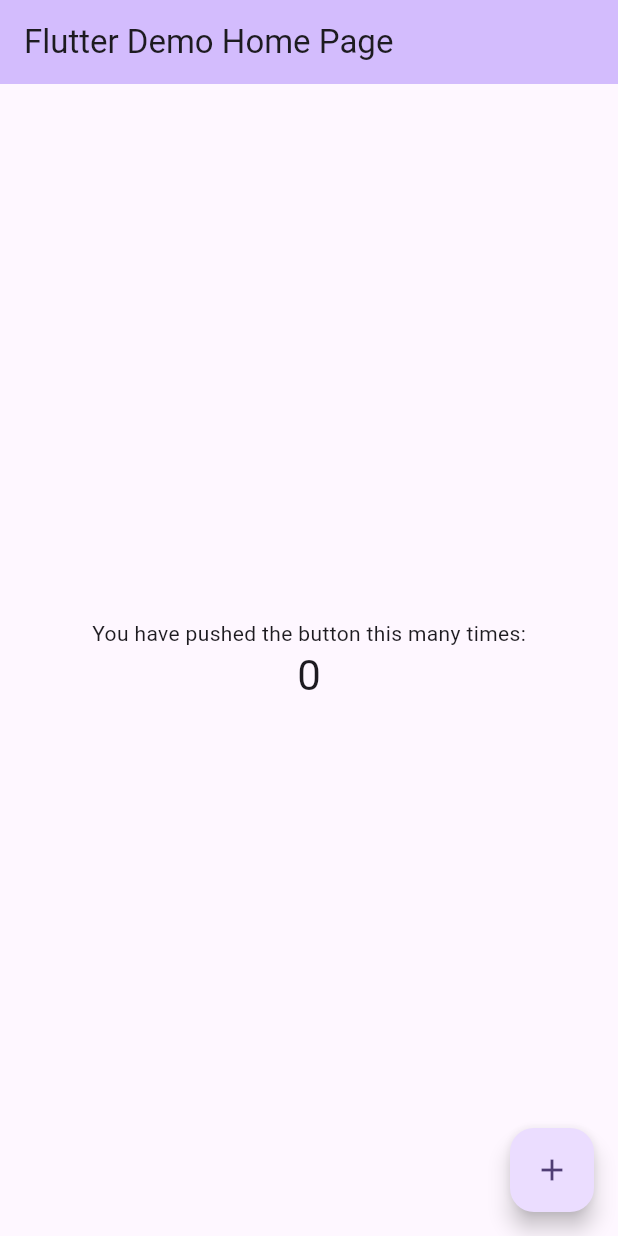
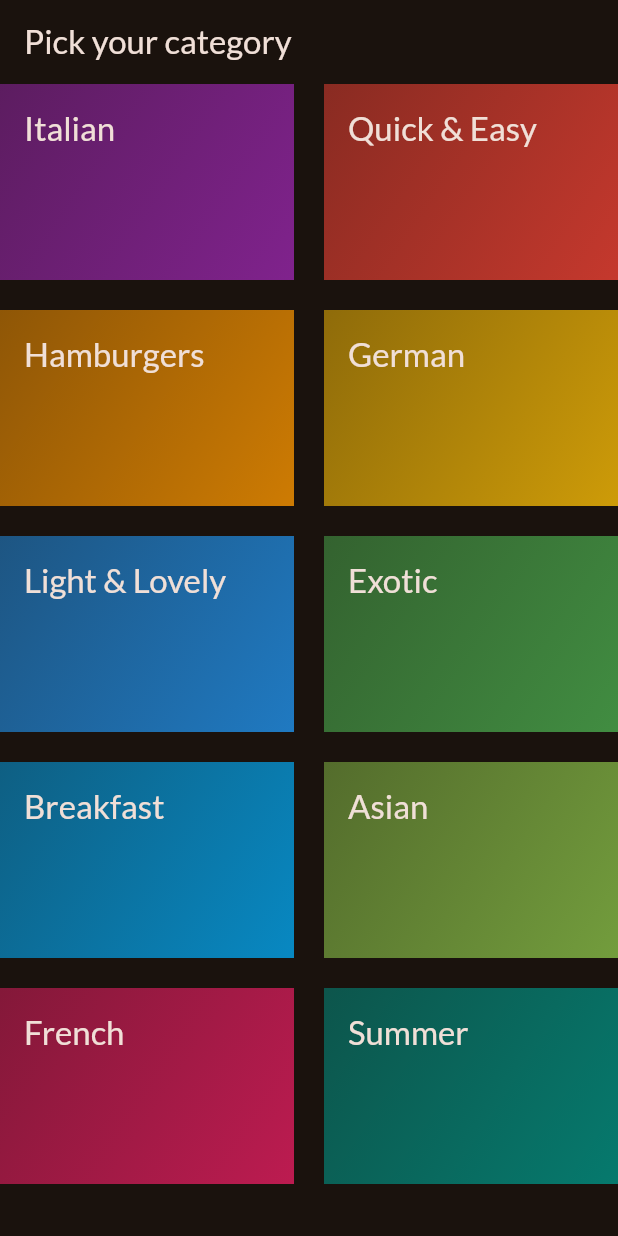
Before and after one commit to denickman/MealsApp, a Flutter app: the screen it shows after launch, on a phone screen of 412 x 824 dp. Run offline on Flutter 3.47's test engine with Material 3 defaults, Android fonts, the phone set to English and light mode, and no system bars; our stand-ins replace google_fonts.

Commit message:
Add CategoryGridItem

```diff
--- /dev/null
+++ b/lib/data/dummy_data.dart
@@ -0,0 +1,55 @@
+import 'package:flutter/material.dart';
+import 'package:mealapp/models/category.dart';
+
+const availableCategories = [
+  Category(
+    id: 'c1',
+    title: 'Italian',
+    color: Colors.purple,
+  ),
+  Category(
+    id: 'c2',
+    title: 'Quick & Easy',
+    color: Colors.red,
+  ),
+  Category(
+    id: 'c3',
+    title: 'Hamburgers',
+    color: Colors.orange,
+  ),
+  Category(
+    id: 'c4',
+    title: 'German',
+    color: Colors.amber,
+  ),
+  Category(
+    id: 'c5',
+    title: 'Light & Lovely',
+    color: Colors.blue,
+  ),
+  Category(
+    id: 'c6',
+    title: 'Exotic',
+    color: Colors.green,
+  ),
+  Category(
+    id: 'c7',
+    title: 'Breakfast',
+    color: Colors.lightBlue,
+  ),
+  Category(
+    id: 'c8',
+    title: 'Asian',
+    color: Colors.lightGreen,
+  ),
+  Category(
+    id: 'c9',
+    title: 'French',
+    color: Colors.pink,
+  ),
+  Category(
+    id: 'c10',
+    title: 'Summer',
+    color: Colors.teal,
+  ),
+];
--- a/lib/main.dart
+++ b/lib/main.dart
@@ -1,122 +1,28 @@
 import 'package:flutter/material.dart';
+import 'package:google_fonts/google_fonts.dart';
+import 'package:mealapp/screens/categories.dart';
+
+final theme = ThemeData(
+  useMaterial3: true,
+  colorScheme: ColorScheme.fromSeed(
+    brightness: Brightness.dark,
+    seedColor: const Color.fromARGB(255, 131, 57, 0),
+  ),
+  textTheme: GoogleFonts.latoTextTheme(),
+);
 
 void main() {
-  runApp(const MyApp());
+  runApp(const App());
 }
 
-class MyApp extends StatelessWidget {
-  const MyApp({super.key});
+class App extends StatelessWidget {
+  const App({super.key});
 
-  // This widget is the root of your application.
   @override
   Widget build(BuildContext context) {
     return MaterialApp(
-      title: 'Flutter Demo',
-      theme: ThemeData(
-        // This is the theme of your application.
-        //
-        // TRY THIS: Try running your application with "flutter run". You'll see
-        // the application has a purple toolbar. Then, without quitting the app,
-        // try changing the seedColor in the colorScheme below to Colors.green
-        // and then invoke "hot reload" (save your changes or press the "hot
-        // reload" button in a Flutter-supported IDE, or press "r" if you used
-        // the command line to start the app).
-        //
-        // Notice that the counter didn't reset back to zero; the application
-        // state is not lost during the reload. To reset the state, use hot
-        // restart instead.
-        //
-        // This works for code too, not just values: Most code changes can be
-        // tested with just a hot reload.
-        colorScheme: ColorScheme.fromSeed(seedColor: Colors.deepPurple),
-      ),
-      home: const MyHomePage(title: 'Flutter Demo Home Page'),
+      theme: theme,
+      home: const CategoriesScreen(),
     );
   }
 }
-
-class MyHomePage extends StatefulWidget {
-  const MyHomePage({super.key, required this.title});
-
-  // This widget is the home page of your application. It is stateful, meaning
-  // that it has a State object (defined below) that contains fields that affect
-  // how it looks.
-
-  // This class is the configuration for the state. It holds the values (in this
-  // case the title) provided by the parent (in this case the App widget) and
-  // used by the build method of the State. Fields in a Widget subclass are
-  // always marked "final".
-
-  final String title;
-
-  @override
-  State<MyHomePage> createState() => _MyHomePageState();
-}
-
-class _MyHomePageState extends State<MyHomePage> {
-  int _counter = 0;
-
-  void _incrementCounter() {
-    setState(() {
-      // This call to setState tells the Flutter framework that something has
-      // changed in this State, which causes it to rerun the build method below
-      // so that the display can reflect the updated values. If we changed
-      // _counter without calling setState(), then the build method would not be
-      // called again, and so nothing would appear to happen.
-      _counter++;
-    });
-  }
-
-  @override
-  Widget build(BuildContext context) {
-    // This method is rerun every time setState is called, for instance as done
-    // by the _incrementCounter method above.
-    //
-    // The Flutter framework has been optimized to make rerunning build methods
-    // fast, so that you can just rebuild anything that needs updating rather
-    // than having to individually change instances of widgets.
-    return Scaffold(
-      appBar: AppBar(
-        // TRY THIS: Try changing the color here to a specific color (to
-        // Colors.amber, perhaps?) and trigger a hot reload to see the AppBar
-        // change color while the other colors stay the same.
-        backgroundColor: Theme.of(context).colorScheme.inversePrimary,
-        // Here we take the value from the MyHomePage object that was created by
-        // the App.build method, and use it to set our appbar title.
-        title: Text(widget.title),
-      ),
-      body: Center(
-        // Center is a layout widget. It takes a single child and positions it
-        // in the middle of the parent.
-        child: Column(
-          // Column is also a layout widget. It takes a list of children and
-          // arranges them vertically. By default, it sizes itself to fit its
-          // children horizontally, and tries to be as tall as its parent.
-          //
-          // Column has various properties to control how it sizes itself and
-          // how it positions its children. Here we use mainAxisAlignment to
-          // center the children vertically; the main axis here is the vertical
-          // axis because Columns are vertical (the cross axis would be
-          // horizontal).
-          //
-          // TRY THIS: Invoke "debug painting" (choose the "Toggle Debug Paint"
-          // action in the IDE, or press "p" in the console), to see the
-          // wireframe for each widget.
-          mainAxisAlignment: MainAxisAlignment.center,
-          children: <Widget>[
-            const Text('You have pushed the button this many times:'),
-            Text(
-              '$_counter',
-              style: Theme.of(context).textTheme.headlineMedium,
-            ),
-          ],
-        ),
-      ),
-      floatingActionButton: FloatingActionButton(
-        onPressed: _incrementCounter,
-        tooltip: 'Increment',
-        child: const Icon(Icons.add),
-      ), // This trailing comma makes auto-formatting nicer for build methods.
-    );
-  }
-}
--- /dev/null
+++ b/lib/models/category.dart
@@ -0,0 +1,10 @@
+import 'package:flutter/material.dart';
+
+class Category {
+
+  const Category({required this.id, required this.title, this.color = Colors.orange});
+
+  final String id;
+  final String title;
+  final Color color;
+}
--- /dev/null
+++ b/lib/screens/categories.dart
@@ -0,0 +1,27 @@
+import 'package:flutter/material.dart';
+import 'package:mealapp/data/dummy_data.dart';
+import 'package:mealapp/widgets/category_grid_item.dart';
+
+class CategoriesScreen extends StatelessWidget {
+  const CategoriesScreen({super.key});
+
+  @override
+  Widget build(BuildContext context) {
+    return Scaffold(
+      appBar: AppBar(title: Text('Pick your category')),
+      body: GridView(
+        gridDelegate: const SliverGridDelegateWithFixedCrossAxisCount(
+          crossAxisCount: 2,
+          childAspectRatio: 3 / 2,
+          crossAxisSpacing: 20,
+          mainAxisSpacing: 20,
+        ),
+        children: [
+          // availableCategories.map((category) => CategoryGridItem(category: category)).toList();
+          for (final category in availableCategories)
+            CategoryGridItem(category: category),
+        ],
+      ),
+    );
+  }
+}
--- /dev/null
+++ b/lib/widgets/category_grid_item.dart
@@ -0,0 +1,31 @@
+import 'package:flutter/material.dart';
+import 'package:mealapp/models/category.dart';
+
+class CategoryGridItem extends StatelessWidget {
+
+  const CategoryGridItem({super.key, required this.category, });
+
+  final Category category;
+
+  @override
+  Widget build(BuildContext context) {
+   return Container(
+    padding: EdgeInsets.all(16),
+    decoration: BoxDecoration(
+      gradient: LinearGradient(colors: [
+        category.color.withAlpha(130),
+        category.color.withAlpha(200),
+      ],
+      begin: Alignment.topLeft,
+      end: Alignment.bottomRight
+      )
+    ),
+    child: Text(
+      category.title,
+      style: Theme.of(context).textTheme.titleLarge!.copyWith(
+        color: Theme.of(context).colorScheme.onSurface,
+      )
+      )
+   );
+  }
+}
```
Also changed, not shown: lib/categories.dart (deleted), 3 other files.
